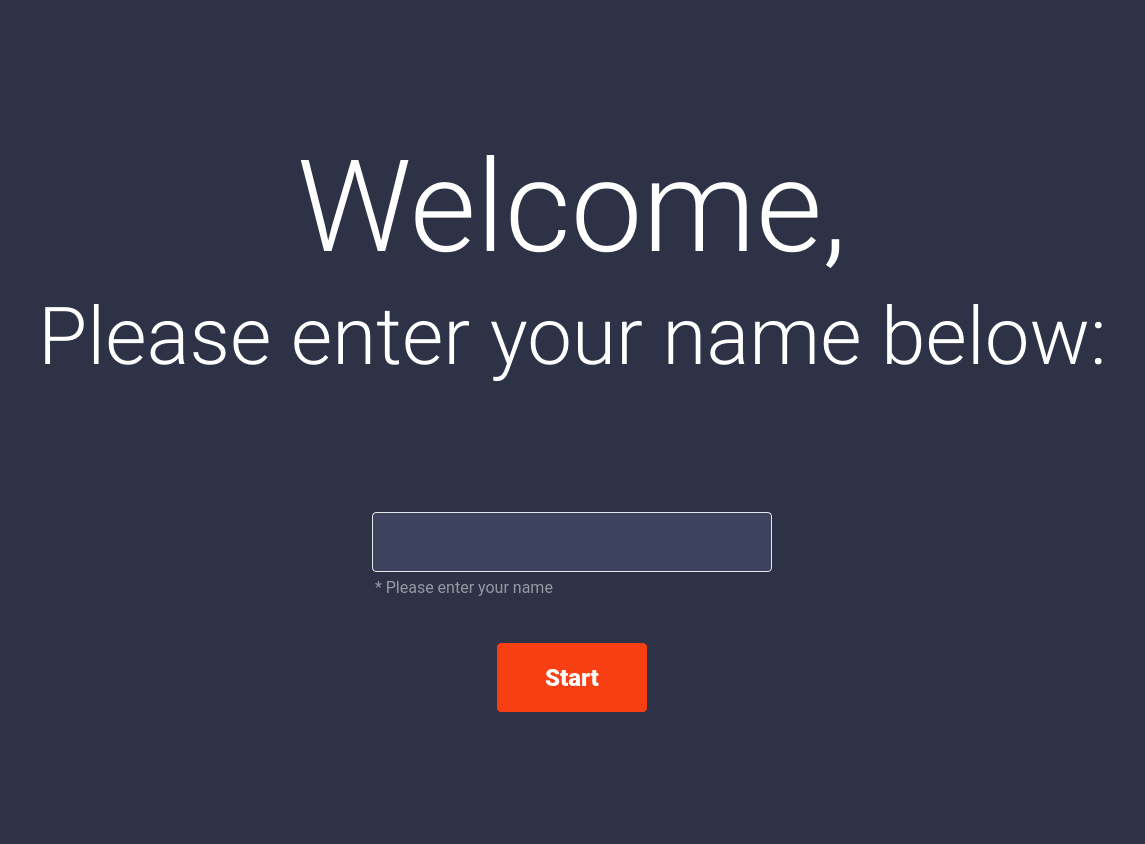
Above: ui/start_page.ui from AndreiD049/Interview-Helper before the change. Below: the same form after it.
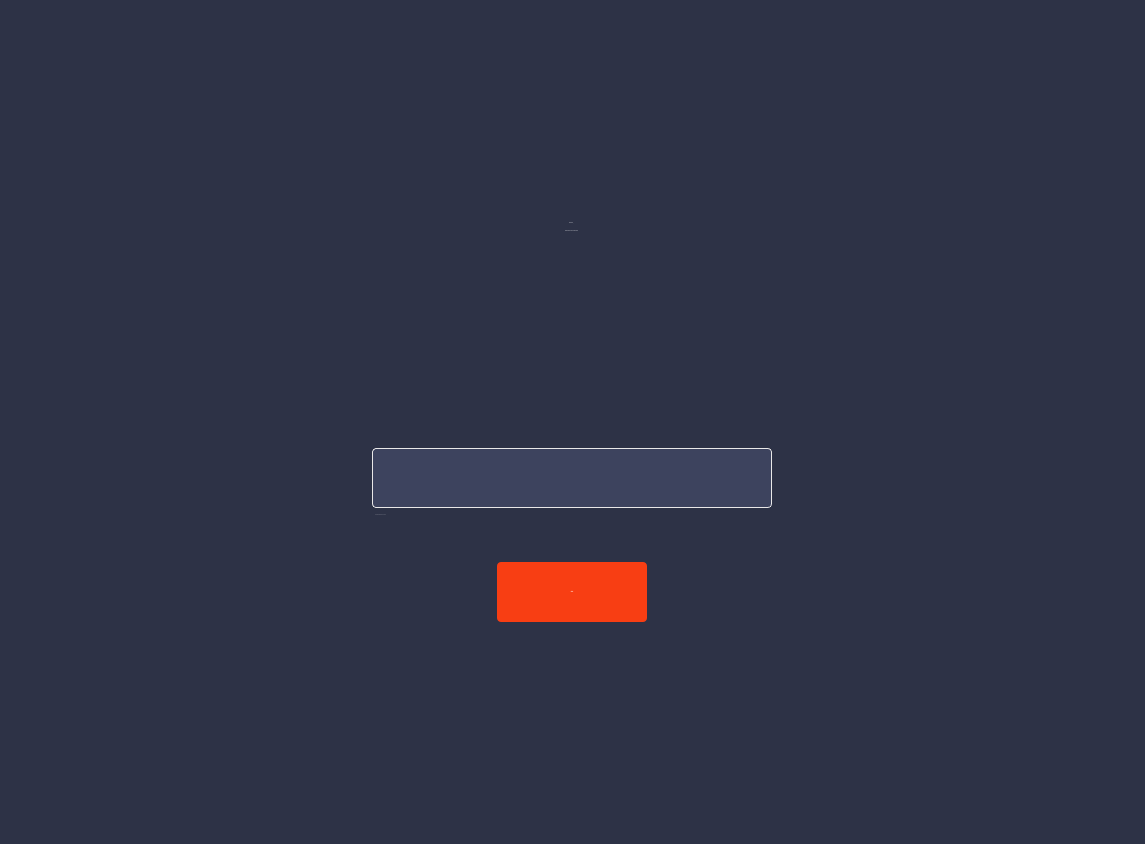
That is the form after the change.

What changed in the file:
```diff
--- a/ui/start_page.ui
+++ b/ui/start_page.ui
@@ -56,7 +56,10 @@
      <property name="font">
       <font>
        <family>Roboto Light</family>
-       <pointsize>96</pointsize>
+       <pointsize>-1</pointsize>
+       <weight>50</weight>
+       <italic>false</italic>
+       <bold>false</bold>
       </font>
      </property>
      <property name="text">
@@ -69,7 +72,10 @@
      <property name="font">
       <font>
        <family>Roboto Light</family>
-       <pointsize>60</pointsize>
+       <pointsize>-1</pointsize>
+       <weight>50</weight>
+       <italic>false</italic>
+       <bold>false</bold>
       </font>
      </property>
      <property name="text">
@@ -128,9 +134,11 @@
      </property>
      <property name="font">
       <font>
-       <family>Roboto</family>
-       <pointsize>12</pointsize>
+       <family>Roboto Light</family>
+       <pointsize>-1</pointsize>
+       <weight>50</weight>
        <italic>false</italic>
+       <bold>false</bold>
       </font>
      </property>
      <property name="text">
@@ -165,9 +173,10 @@
      <property name="font">
       <font>
        <family>Roboto Black</family>
-       <pointsize>18</pointsize>
-       <weight>75</weight>
-       <bold>true</bold>
+       <pointsize>-1</pointsize>
+       <weight>50</weight>
+       <italic>false</italic>
+       <bold>false</bold>
       </font>
      </property>
      <property name="cursor">
```
Left out of the diff: 21 changed lines with no effect on the pictures.
